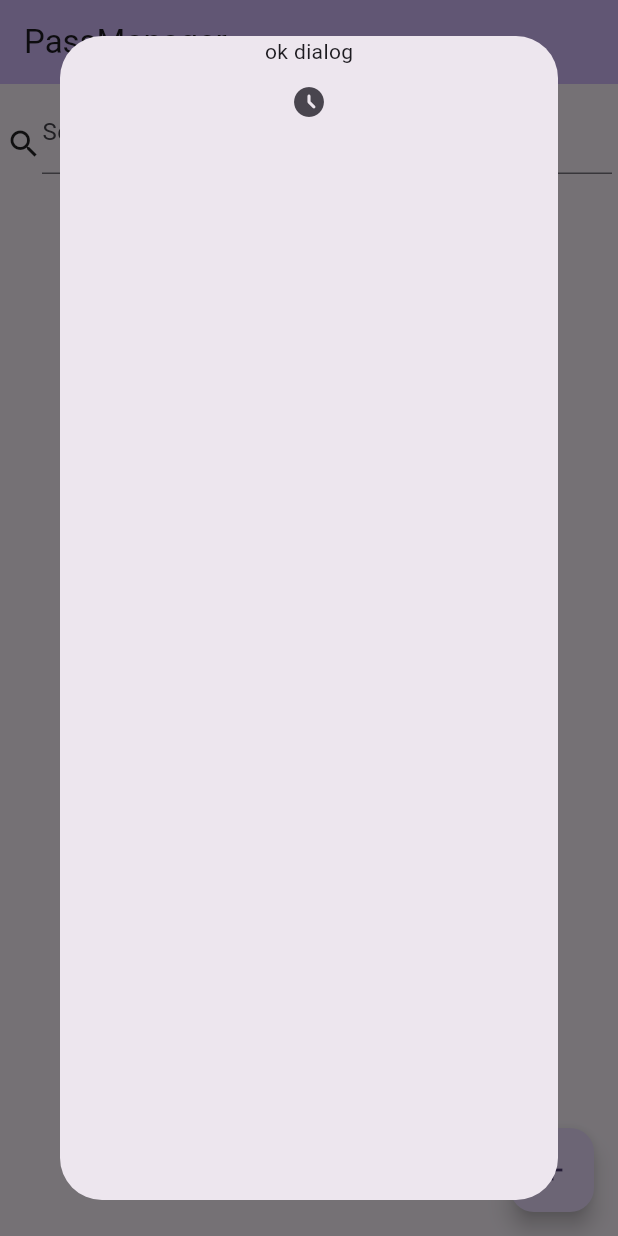
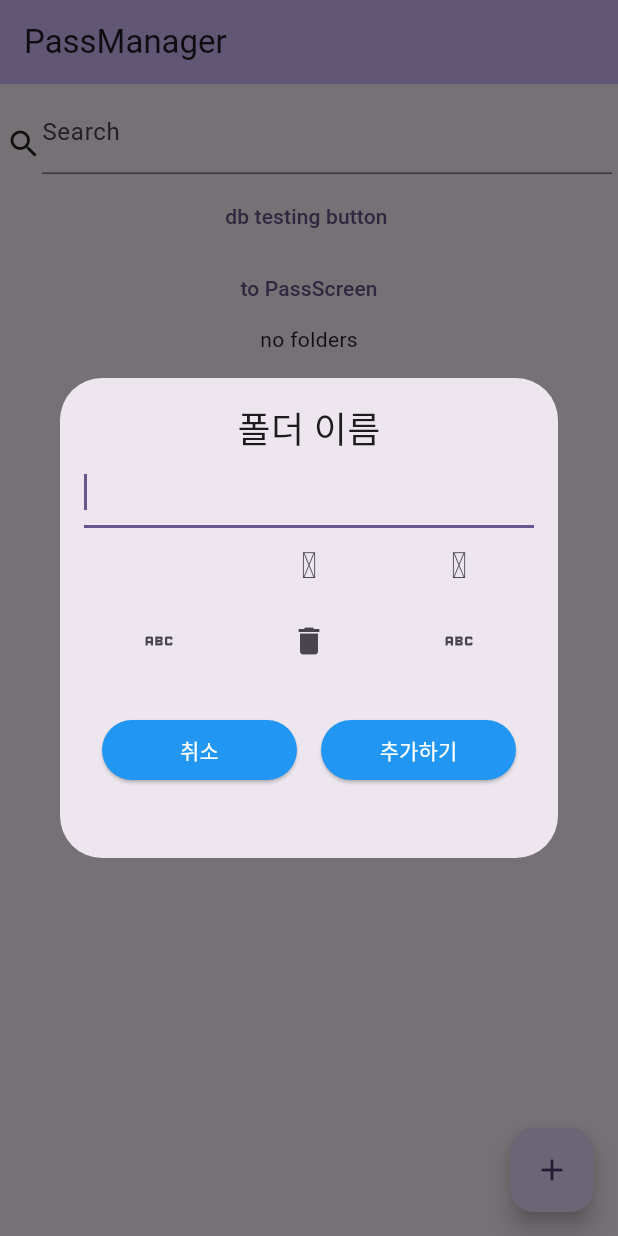
Before and after one commit to SlimeySlime/PassManager, a Flutter app: the screen it shows after launch, after a tap on the "add" icon, on a phone screen of 412 x 824 dp. Run offline on Flutter 3.47's test engine with Material 2 defaults, Android fonts, the phone set to English and light mode, and no system bars; our stand-ins replace sqflite; accounts and stored records are empty.

Commit message:
passfolder icon

```diff
--- a/lib/animation/folderscreen_navigate.dart
+++ b/lib/animation/folderscreen_navigate.dart
@@ -1,7 +1,7 @@
 import 'package:flutter/material.dart';
 import 'package:passmanager/screen/pass_screen.dart';
 
-Route folderScreen_animation() {
+Route folderScreenAnimation() {
   return PageRouteBuilder(
     pageBuilder: (context, animation, secondaryAnimation) {
       return PassScreen();
--- a/lib/main.dart
+++ b/lib/main.dart
@@ -60,7 +60,7 @@
         onPressed: () => showDialog(
           context: context,
           builder: (BuildContext context) => Dialog(
-            child: const AddFolderModal(),
+            child: AddFolderModal(),
           ),
         ),
         tooltip: 'Add Folder',
--- a/lib/screen/folder_list.dart
+++ b/lib/screen/folder_list.dart
@@ -1,10 +1,9 @@
 import 'package:flutter/material.dart';
 import 'package:passmanager/animation/folderscreen_navigate.dart';
-// import 'package:passmanager/domain/passfolder.dart';
-// import 'package:passmanager/domain/passfolder_repository.dart';
 import 'package:passmanager/domain/folder_repository.dart';
 import 'package:passmanager/domain/passfolder.dart';
 import 'package:passmanager/screen/listview/folder_item.dart';
+import 'package:passmanager/screen/modal/folder_icon_modal.dart';
 import 'package:passmanager/screen/pass_screen.dart';
 import 'package:path/path.dart';
 import 'package:provider/provider.dart';
@@ -25,6 +24,7 @@ class _FolderListState extends State<FolderList> {
   final folderRepo = FolderRepository();
 
   final searchController = TextEditingController();
+  final FocusNode _searctTextFocus = FocusNode();
   var searchKeyword = '';
 
   late List<Map> folders = [];
@@ -58,17 +58,6 @@ class _FolderListState extends State<FolderList> {
   }
 
   void db_test_insert() async {
-    // print('async db_test_insert');
-    // var db_path = join(await getDatabasesPath(), 'demo.db');
-    // // await deleteDatabase(db_path);
-    // Database db = await openDatabase(db_path,
-    //     version: 1,
-    //     onCreate: ((db, version) async => {
-    //           await db.execute(
-    //               'CREATE TABLE Test (id INTEGER PRIMARY KEY, name TEXT, value TEXT)')
-    //         }));
-
-    // var folderRepo = FolderRepository();
     var insertedId =
         await folderRepo.insert(PassFolder(searchKeyword, 'no value'));
     print('inserted ID : $insertedId');
@@ -82,7 +71,9 @@ class _FolderListState extends State<FolderList> {
 
   @override
   Widget build(BuildContext context) {
-    return Column(
+    return Container(
+      height: 1200,
+      child: Column(
         children: [
           Padding(
             padding: const EdgeInsets.all(4.0),
@@ -96,6 +87,8 @@ class _FolderListState extends State<FolderList> {
                 ),
                 Flexible(
                   child: TextField(
+                    focusNode: _searctTextFocus,
+                    autofocus: false,
                     onChanged: (value) {
                       setState(() {
                         searchKeyword = value;
@@ -116,53 +109,32 @@ class _FolderListState extends State<FolderList> {
           TextButton(
               onPressed: () {
                 // Navigator.of(context).pushNamed(PassScreen.routeName);
-              Navigator.of(context).push(folderScreen_animation());
+                Navigator.of(context).push(folderScreenAnimation());
               },
               child: Text('to PassScreen')),
           folders.length > 1
-            ? Expanded(
+              ? SizedBox(
+                  height: 600,
                   child: ListView.builder(
                     itemBuilder: (BuildContext ctx, int index) => FolderItem(
                       folderName: folders[index].values.toList()[1],
                       deleting: () {
-                      print(
-                          'shoud delete child item ${folders[index].values.toList()[1]}');
                         deleteFolder(folders[index].values.toList()[0]);
+                      },
+                      iconClick: () {
+                        showDialog(
+                            context: context,
+                            builder: (BuildContext context) => const Dialog(
+                                  child: FolderIconModal(),
+                                ));
                       },
                     ),
                     itemCount: folders.length,
                   ),
-                // child: FutureBuilder(
-                //   builder: (context, snapshot) {
-                //     if (!snapshot.hasData) return CircularProgressIndicator();
-                //     return ListView.builder(
-                //         itemBuilder: ((context, index) => FolderItem(
-                //             folderName: snapshot.data, deleting: deleting)));
-                //   },
-                //   future: foldersFuture,
-                // ),
                 )
               : Text('no folders')
         ],
+      ),
     );
   }
 }
-
-Route _createRoute() {
-  return PageRouteBuilder(
-    pageBuilder: (context, animation, secondaryAnimation) {
-      return PassScreen();
-    },
-    transitionsBuilder: (context, animation, secondaryAnimation, child) {
-      const begin = Offset(0.0, 1.0);
-      const end = Offset.zero; // (0.0, 0.0)
-      final tween = Tween(begin: begin, end: end);
-      final offsetAnimation = animation.drive(tween);
-      // return child;
-      return SlideTransition(
-        position: offsetAnimation,
-        child: child,
-      );
-    },
-  );
-}
--- a/lib/screen/modal/add_folder_modal.dart
+++ b/lib/screen/modal/add_folder_modal.dart
@@ -1,27 +1,115 @@
 import 'package:flutter/material.dart';
+import 'package:passmanager/domain/folder_repository.dart';
 import 'package:passmanager/screen/pass_screen.dart';
 
 class AddFolderModal extends StatefulWidget {
+  // const AddFolderModal({super.key, required this.folderAdd});
   const AddFolderModal({super.key});
 
   @override
   State<AddFolderModal> createState() => _AddFolderModalState();
+
+  // final Function folderAdd;
 }
 
 class _AddFolderModalState extends State<AddFolderModal> {
   final _foldernameController = TextEditingController();
 
+  void _addFolder() {
+    final FolderRepository repo = FolderRepository();
+    print(
+        'todo - this should add folder ${_foldernameController.text} and pop dialog');
+  }
+
+  final List<Icon> _iconDatas = [
+    Icon(IconData(555, fontFamily: 'MaterialIcons')),
+    Icon(IconData(5256)),
+    Icon(IconData(5457)),
+    Icon(Icons.abc),
+    Icon(Icons.delete),
+    Icon(
+      IconData(984246, fontFamily: 'MaterialIcons'),
+    ),
+  ];
+
+  final Icon ico = Icon(Icons.abc);
+
   @override
   Widget build(BuildContext context) {
-    return Center(
-      child: Column(children: [
-        Text('ok dialog'),
-        IconButton(
-            onPressed: () {
-              Navigator.of(context).pushNamed(PassScreen.routeName);
-            },
-            icon: const Icon(Icons.access_time_filled_rounded))
-      ]),
+    return Container(
+      alignment: Alignment.centerLeft,
+      height: 320,
+      child: Padding(
+        padding: const EdgeInsets.all(16.0),
+        child: Column(children: [
+          const Text(
+            '폴더 이름',
+            style: TextStyle(fontSize: 24.0),
+          ),
+          TextField(
+            autofocus: true,
+            controller: _foldernameController,
+          ),
+          SizedBox(
+            height: 100,
+            child: GridView.builder(
+              gridDelegate: const SliverGridDelegateWithFixedCrossAxisCount(
+                  crossAxisCount: 3,
+                  crossAxisSpacing: 0,
+                  mainAxisSpacing: 0,
+                  childAspectRatio: 2),
+              itemBuilder: (context, index) {
+                return IconButton(
+                    onPressed: () {
+                      final ico = _iconDatas[index].icon.toString();
+                      print(ico);
+                    },
+                    icon: _iconDatas[index]);
+              },
+              itemCount: _iconDatas.length,
+            ),
+          ),
+          Padding(
+            padding: const EdgeInsets.fromLTRB(4, 16, 4, 0),
+            child: Row(
+              mainAxisAlignment: MainAxisAlignment.spaceAround,
+              children: [
+                Expanded(
+                    child: Padding(
+                  padding: const EdgeInsets.all(8.0),
+                  child: ElevatedButton(
+                    style: ButtonStyle(
+                        // backgroundColor: Theme.of(context).buttonTheme.colorScheme.background;
+                        backgroundColor:
+                            MaterialStateProperty.all<Color>(Colors.blue)),
+                    onPressed: () {
+                      Navigator.of(context).pop();
+                    },
+                    child:
+                        const Text('취소', style: TextStyle(color: Colors.white)),
+                  ),
+                )),
+                Expanded(
+                    child: Padding(
+                  padding: const EdgeInsets.all(8.0),
+                  child: ElevatedButton(
+                    style: ButtonStyle(
+                        // backgroundColor: Theme.of(context).buttonTheme.colorScheme.background;
+                        backgroundColor:
+                            MaterialStateProperty.all<Color>(Colors.blue)),
+                    onPressed: () {
+                      _addFolder();
+                      Navigator.of(context).pop();
+                    },
+                    child: const Text('추가하기',
+                        style: TextStyle(color: Colors.white)),
+                  ),
+                )),
+              ],
+            ),
+          )
+        ]),
+      ),
     );
   }
 }
```
Also changed, not shown: lib/screen/listview/folder_item.dart (+23 -6 lines), lib/screen/modal/folder_icon_modal.dart (added, +57 -0 lines). Lines whose indentation alone changed are shown as unchanged.
